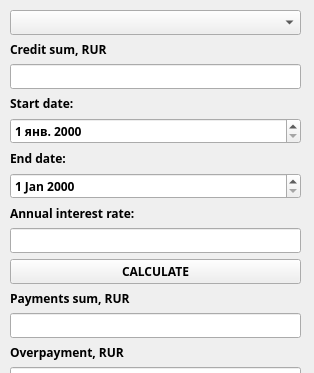
Before: the Qt Designer form src/credit.ui in antinlay/CPP3_SmartCalc_v2.0-1, drawn with Qt 5; both pictures show x 0 to 314 and y 0 to 373 of the 314 by 700 pixel window.
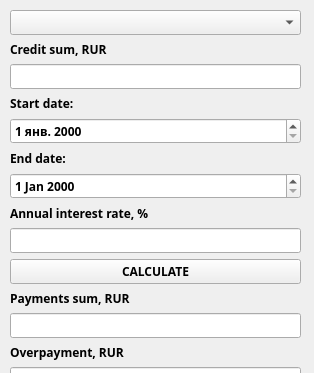
After: the same form once the commit is applied. Icons and pictures are not drawn.

Patch:
```diff
--- a/src/credit.ui
+++ b/src/credit.ui
@@ -158,7 +158,7 @@
        </font>
       </property>
       <property name="text">
-       <string>Annual interest rate:</string>
+       <string>Annual interest rate, %</string>
       </property>
      </widget>
     </item>
```
